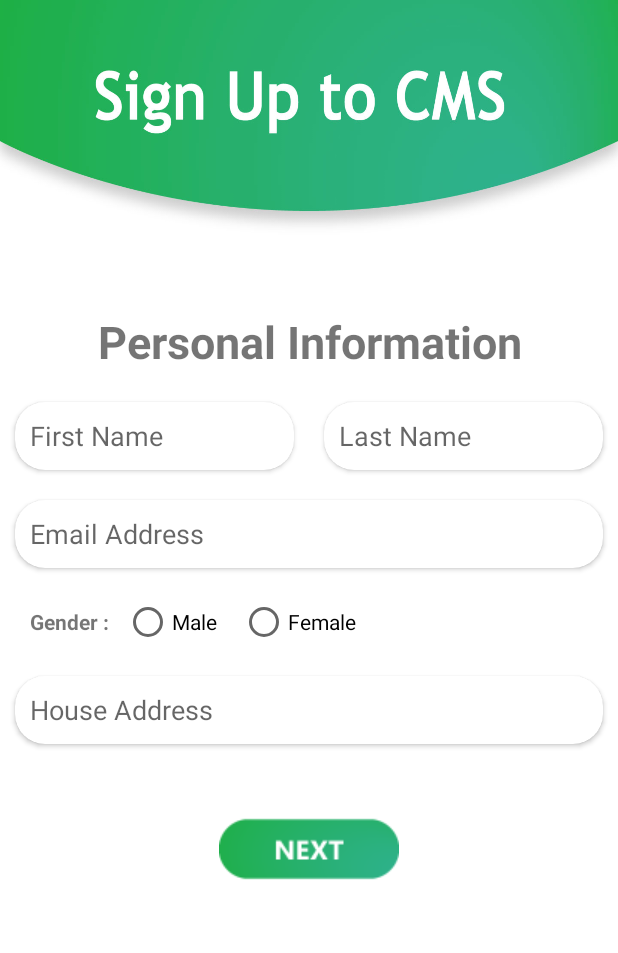
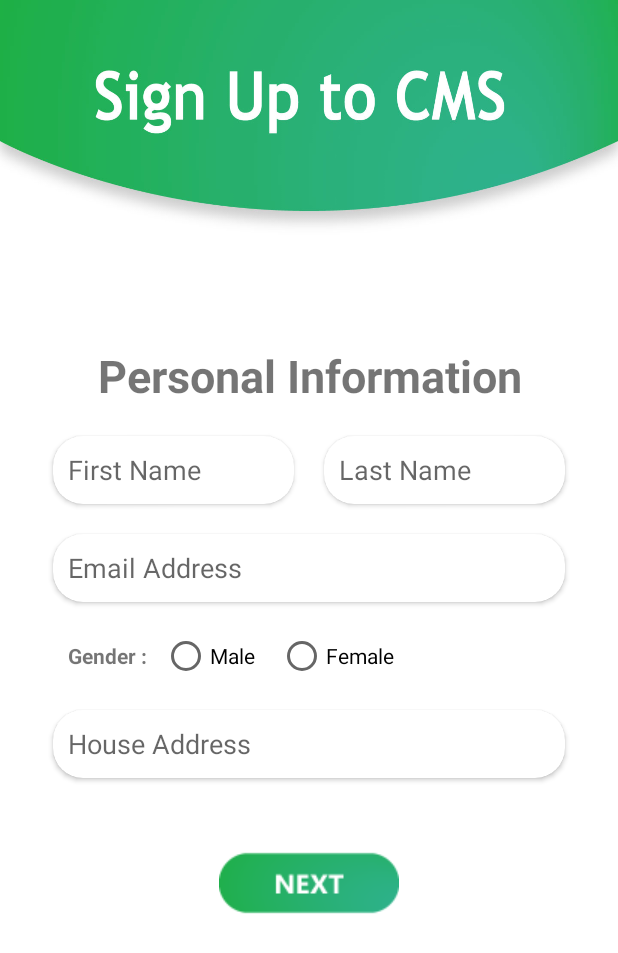
Before and after one commit to bk703/CMS, an Android app: the screen it shows after launch (Register_Activity), on a phone screen of 412 x 824 dp. Shown: the top 953 px of the screen. Run offline under Robolectric (Android 15) with nearby library versions, the phone set to English and light mode, and no system bars.

Commit message:
changed margins of signup form

```diff
--- a/app/src/main/res/layout/activity_register.xml
+++ b/app/src/main/res/layout/activity_register.xml
@@ -9,6 +9,13 @@
     android:background="@drawable/bg"
     android:orientation="vertical"
     tools:context=".Register_Activity">
+<LinearLayout
+    android:layout_width="match_parent"
+    android:layout_height="wrap_content"
+    android:orientation="vertical"
+    android:layout_marginTop="45dp"
+    android:layout_marginRight="25dp"
+    android:layout_marginLeft="25dp">
 
     <TextView
         android:layout_width="match_parent"
@@ -171,7 +178,9 @@
     <ImageView
         android:layout_width="wrap_content"
         android:src="@drawable/button"
-        android:layout_height="wrap_content">
+        android:layout_height="wrap_content"
+        android:layout_gravity="center">
 
     </ImageView>
 </LinearLayout>
+</LinearLayout>
```
